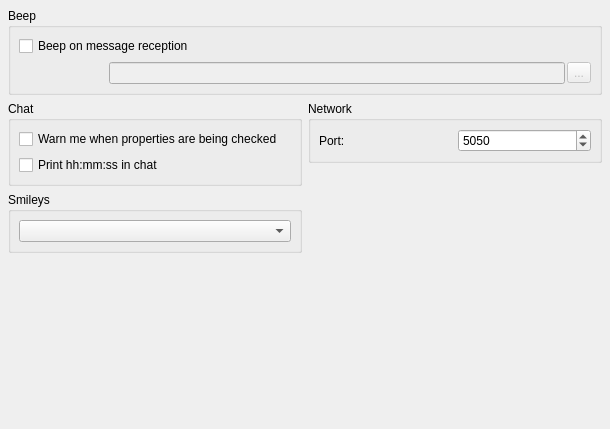
This is modules/chat/rzxchatprop.ui in Fruneau/qRezix as Qt 5 draws it before an edit. The edited form follows.
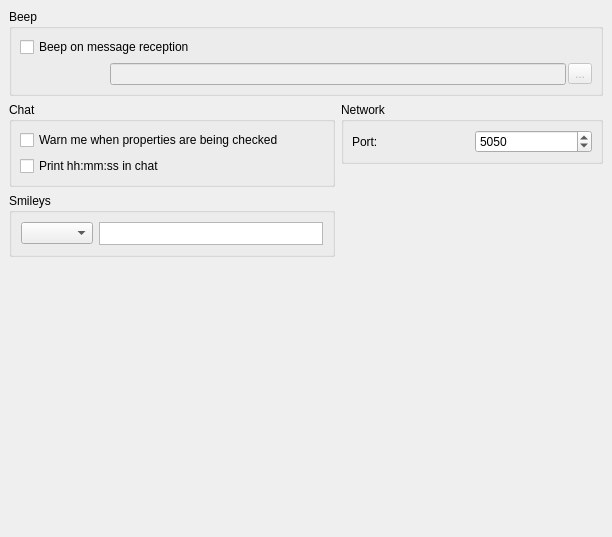
This is the edited form.

Commit message: Ajout d'un aperÃ§u des thÃšmes de smileys dans la fenÃªtre de prÃ©fÃ©rence... (ce qui au passage Ã©vite d'avoir une combobox de 500 mÃštres de long)

The edit to the form file:
```diff
--- a/modules/chat/rzxchatprop.ui
+++ b/modules/chat/rzxchatprop.ui
@@ -9,7 +9,7 @@
     <x>0</x>
     <y>0</y>
     <width>610</width>
-    <height>429</height>
+    <height>537</height>
    </rect>
   </property>
   <property name="windowTitle" >
@@ -17,11 +17,101 @@
   </property>
   <layout class="QGridLayout" >
    <property name="margin" >
-    <number>8</number>
+    <number>9</number>
    </property>
    <property name="spacing" >
     <number>6</number>
    </property>
+   <item row="4" column="0" >
+    <spacer>
+     <property name="orientation" >
+      <enum>Qt::Vertical</enum>
+     </property>
+     <property name="sizeHint" >
+      <size>
+       <width>326</width>
+       <height>249</height>
+      </size>
+     </property>
+    </spacer>
+   </item>
+   <item row="3" column="0" >
+    <widget class="QGroupBox" name="groupBox" >
+     <property name="maximumSize" >
+      <size>
+       <width>16777215</width>
+       <height>64</height>
+      </size>
+     </property>
+     <property name="title" >
+      <string>Smileys</string>
+     </property>
+     <layout class="QGridLayout" >
+      <property name="margin" >
+       <number>9</number>
+      </property>
+      <property name="spacing" >
+       <number>6</number>
+      </property>
+      <item row="0" column="1" >
+       <widget class="QListWidget" name="lstSmileys" >
+        <property name="maximumSize" >
+         <size>
+          <width>16777215</width>
+          <height>24</height>
+         </size>
+        </property>
+        <property name="sizeIncrement" >
+         <size>
+          <width>16</width>
+          <height>0</height>
+         </size>
+        </property>
+        <property name="verticalScrollBarPolicy" >
+         <enum>Qt::ScrollBarAlwaysOff</enum>
+        </property>
+        <property name="horizontalScrollBarPolicy" >
+         <enum>Qt::ScrollBarAlwaysOff</enum>
+        </property>
+        <property name="selectionMode" >
+         <enum>QAbstractItemView::NoSelection</enum>
+        </property>
+        <property name="iconSize" >
+         <size>
+          <width>16</width>
+          <height>16</height>
+         </size>
+        </property>
+        <property name="gridSize" >
+         <size>
+          <width>16</width>
+          <height>16</height>
+         </size>
+        </property>
+        <property name="viewMode" >
+         <enum>QListView::IconMode</enum>
+        </property>
+       </widget>
+      </item>
+      <item row="0" column="0" >
+       <widget class="QComboBox" name="smileyCombo" />
+      </item>
+     </layout>
+    </widget>
+   </item>
+   <item rowspan="3" row="2" column="1" >
+    <spacer>
+     <property name="orientation" >
+      <enum>Qt::Vertical</enum>
+     </property>
+     <property name="sizeHint" >
+      <size>
+       <width>262</width>
+       <height>347</height>
+      </size>
+     </property>
+    </spacer>
+   </item>
    <item rowspan="2" row="1" column="0" >
     <widget class="QGroupBox" name="groupChat" >
      <property name="title" >
@@ -169,50 +259,6 @@
      </layout>
     </widget>
    </item>
-   <item row="4" column="0" >
-    <spacer>
-     <property name="orientation" >
-      <enum>Qt::Vertical</enum>
-     </property>
-     <property name="sizeHint" >
-      <size>
-       <width>221</width>
-       <height>198</height>
-      </size>
-     </property>
-    </spacer>
-   </item>
-   <item row="3" column="0" >
-    <widget class="QGroupBox" name="groupBox" >
-     <property name="title" >
-      <string>Smileys</string>
-     </property>
-     <layout class="QGridLayout" >
-      <property name="margin" >
-       <number>8</number>
-      </property>
-      <property name="spacing" >
-       <number>6</number>
-      </property>
-      <item row="0" column="0" >
-       <widget class="QComboBox" name="smileyCombo" />
-      </item>
-     </layout>
-    </widget>
-   </item>
-   <item rowspan="3" row="2" column="1" >
-    <spacer>
-     <property name="orientation" >
-      <enum>Qt::Vertical</enum>
-     </property>
-     <property name="sizeHint" >
-      <size>
-       <width>20</width>
-       <height>221</height>
-      </size>
-     </property>
-    </spacer>
-   </item>
   </layout>
  </widget>
  <pixmapfunction></pixmapfunction>
```
The commit also changes 4 other files.
